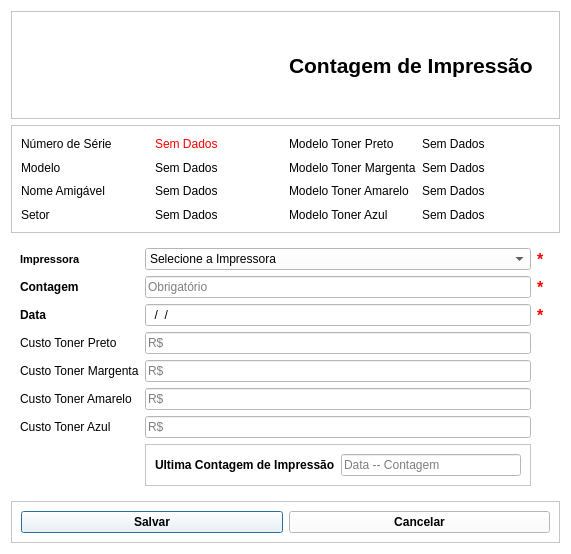
Above: View/Telas/CadastroContagem.ui from Blastoles/ProjetoSCGI before the change. Below: the same form after it.
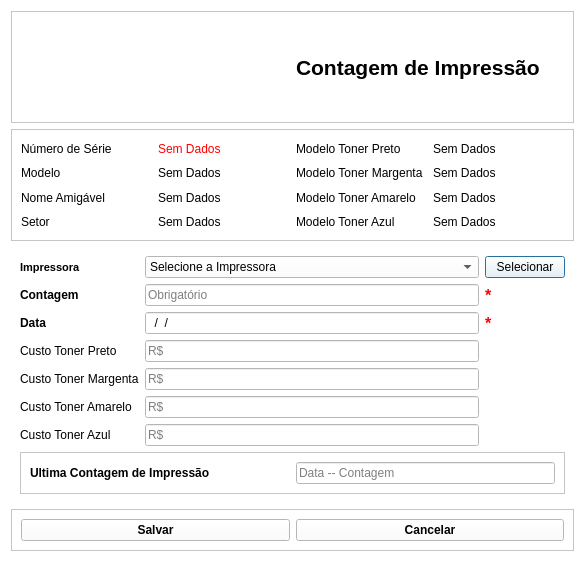
That is the form after the change. Icons and pictures are not drawn.

Patch:
```diff
--- a/View/Telas/CadastroContagem.ui
+++ b/View/Telas/CadastroContagem.ui
@@ -9,8 +9,8 @@
    <rect>
     <x>0</x>
     <y>0</y>
-    <width>571</width>
-    <height>554</height>
+    <width>585</width>
+    <height>562</height>
    </rect>
   </property>
   <property name="acceptDrops">
@@ -22,8 +22,187 @@
   <property name="styleSheet">
    <string notr="true">background-color: rgb(255, 255, 255);</string>
   </property>
-  <layout class="QGridLayout" name="gridLayout_3">
-   <item row="2" column="0">
+  <layout class="QVBoxLayout" name="verticalLayout">
+   <item>
+    <widget class="QFrame" name="frame_4">
+     <property name="frameShape">
+      <enum>QFrame::StyledPanel</enum>
+     </property>
+     <property name="frameShadow">
+      <enum>QFrame::Raised</enum>
+     </property>
+     <layout class="QHBoxLayout" name="horizontalLayout">
+      <item>
+       <widget class="QLabel" name="TX_Foto">
+        <property name="sizePolicy">
+         <sizepolicy hsizetype="Minimum" vsizetype="Minimum">
+          <horstretch>0</horstretch>
+          <verstretch>0</verstretch>
+         </sizepolicy>
+        </property>
+        <property name="text">
+         <string/>
+        </property>
+        <property name="pixmap">
+         <pixmap>../Arte/copy_paste_document_file_1557.ico</pixmap>
+        </property>
+        <property name="scaledContents">
+         <bool>false</bool>
+        </property>
+        <property name="alignment">
+         <set>Qt::AlignCenter</set>
+        </property>
+       </widget>
+      </item>
+      <item>
+       <widget class="QLabel" name="TX_Titulo">
+        <property name="font">
+         <font>
+          <family>Arial</family>
+          <pointsize>16</pointsize>
+          <weight>75</weight>
+          <bold>true</bold>
+         </font>
+        </property>
+        <property name="text">
+         <string>Contagem de Impressão</string>
+        </property>
+        <property name="alignment">
+         <set>Qt::AlignLeading|Qt::AlignLeft|Qt::AlignVCenter</set>
+        </property>
+       </widget>
+      </item>
+     </layout>
+    </widget>
+   </item>
+   <item>
+    <widget class="QFrame" name="frame_3">
+     <property name="frameShape">
+      <enum>QFrame::StyledPanel</enum>
+     </property>
+     <property name="frameShadow">
+      <enum>QFrame::Raised</enum>
+     </property>
+     <layout class="QGridLayout" name="gridLayout_4">
+      <item row="2" column="0">
+       <widget class="QLabel" name="TX_Modelo">
+        <property name="text">
+         <string>Modelo</string>
+        </property>
+       </widget>
+      </item>
+      <item row="3" column="1">
+       <widget class="QLabel" name="Info_Amigavel">
+        <property name="text">
+         <string>Sem Dados</string>
+        </property>
+       </widget>
+      </item>
+      <item row="3" column="0">
+       <widget class="QLabel" name="TX_Amigavel">
+        <property name="text">
+         <string>Nome Amigável</string>
+        </property>
+       </widget>
+      </item>
+      <item row="2" column="1">
+       <widget class="QLabel" name="Info_Modelo">
+        <property name="text">
+         <string>Sem Dados</string>
+        </property>
+       </widget>
+      </item>
+      <item row="5" column="0">
+       <widget class="QLabel" name="TX_Setor">
+        <property name="text">
+         <string>Setor</string>
+        </property>
+       </widget>
+      </item>
+      <item row="0" column="2">
+       <widget class="QLabel" name="TX_MPreto">
+        <property name="text">
+         <string>Modelo Toner Preto</string>
+        </property>
+       </widget>
+      </item>
+      <item row="5" column="1">
+       <widget class="QLabel" name="Info_Setor">
+        <property name="text">
+         <string>Sem Dados</string>
+        </property>
+       </widget>
+      </item>
+      <item row="5" column="2">
+       <widget class="QLabel" name="TX_MAzul">
+        <property name="text">
+         <string>Modelo Toner Azul</string>
+        </property>
+       </widget>
+      </item>
+      <item row="5" column="3">
+       <widget class="QLabel" name="Info_MAzul">
+        <property name="text">
+         <string>Sem Dados</string>
+        </property>
+       </widget>
+      </item>
+      <item row="3" column="3">
+       <widget class="QLabel" name="Info_MAmarelo">
+        <property name="text">
+         <string>Sem Dados</string>
+        </property>
+       </widget>
+      </item>
+      <item row="2" column="2">
+       <widget class="QLabel" name="TX_MMargenta">
+        <property name="text">
+         <string>Modelo Toner Margenta</string>
+        </property>
+       </widget>
+      </item>
+      <item row="0" column="3">
+       <widget class="QLabel" name="Info_MPreto">
+        <property name="text">
+         <string>Sem Dados</string>
+        </property>
+       </widget>
+      </item>
+      <item row="2" column="3">
+       <widget class="QLabel" name="Info_MMargenta">
+        <property name="text">
+         <string>Sem Dados</string>
+        </property>
+       </widget>
+      </item>
+      <item row="0" column="1">
+       <widget class="QLabel" name="Info_Num">
+        <property name="styleSheet">
+         <string notr="true">color: rgb(255, 0, 0);</string>
+        </property>
+        <property name="text">
+         <string>Sem Dados</string>
+        </property>
+       </widget>
+      </item>
+      <item row="0" column="0">
+       <widget class="QLabel" name="TX_Num">
+        <property name="text">
+         <string>Número de Série</string>
+        </property>
+       </widget>
+      </item>
+      <item row="3" column="2">
+       <widget class="QLabel" name="TX_MAmarelo">
+        <property name="text">
+         <string>Modelo Toner Amarelo</string>
+        </property>
+       </widget>
+      </item>
+     </layout>
+    </widget>
+   </item>
+   <item>
     <layout class="QGridLayout" name="gridLayout">
      <item row="1" column="0">
       <widget class="QFrame" name="frame">
@@ -43,106 +222,10 @@
         <enum>QFrame::Plain</enum>
        </property>
        <layout class="QGridLayout" name="gridLayout_2">
-        <item row="3" column="1">
-         <widget class="QLineEdit" name="CP_Data">
-          <property name="font">
-           <font>
-            <family>Arial</family>
-           </font>
-          </property>
-          <property name="whatsThis">
-           <string/>
-          </property>
-          <property name="inputMask">
-           <string>99/99/9999</string>
-          </property>
+        <item row="5" column="0">
+         <widget class="QLabel" name="TX_CPreto">
           <property name="text">
-           <string>//</string>
-          </property>
-          <property name="echoMode">
-           <enum>QLineEdit::Normal</enum>
-          </property>
-          <property name="placeholderText">
-           <string/>
-          </property>
-         </widget>
-        </item>
-        <item row="1" column="2">
-         <widget class="QLabel" name="TX_Iobrigatorio">
-          <property name="font">
-           <font>
-            <family>Arial</family>
-            <pointsize>12</pointsize>
-            <weight>75</weight>
-            <bold>true</bold>
-           </font>
-          </property>
-          <property name="styleSheet">
-           <string notr="true">color: rgb(255, 0, 0);</string>
-          </property>
-          <property name="text">
-           <string>*</string>
-          </property>
-         </widget>
-        </item>
-        <item row="2" column="1">
-         <widget class="QLineEdit" name="CP_Contagem">
-          <property name="font">
-           <font>
-            <family>Arial</family>
-           </font>
-          </property>
-          <property name="placeholderText">
-           <string>Obrigatório</string>
-          </property>
-         </widget>
-        </item>
-        <item row="3" column="0">
-         <widget class="QLabel" name="TX_Data">
-          <property name="font">
-           <font>
-            <family>Arial</family>
-            <weight>75</weight>
-            <bold>true</bold>
-           </font>
-          </property>
-          <property name="text">
-           <string>Data</string>
-          </property>
-         </widget>
-        </item>
-        <item row="2" column="2">
-         <widget class="QLabel" name="TX_Cobrigatorio">
-          <property name="font">
-           <font>
-            <family>Arial</family>
-            <pointsize>12</pointsize>
-            <weight>75</weight>
-            <bold>true</bold>
-           </font>
-          </property>
-          <property name="whatsThis">
-           <string>&lt;html&gt;&lt;head/&gt;&lt;body&gt;&lt;p&gt;&lt;br/&gt;&lt;/p&gt;&lt;/body&gt;&lt;/html&gt;</string>
-          </property>
-          <property name="styleSheet">
-           <string notr="true">color: rgb(255, 0, 0);</string>
-          </property>
-          <property name="text">
-           <string>*</string>
-          </property>
-         </widget>
-        </item>
-        <item row="2" column="0">
-         <widget class="QLabel" name="TX_Contagem">
-          <property name="font">
-           <font>
-            <family>Arial</family>
-            <weight>75</weight>
-            <bold>true</bold>
-           </font>
-          </property>
-          <property name="text">
-           <string>Contagem</string>
+           <string>Custo Toner Preto</string>
           </property>
          </widget>
         </item>
@@ -166,17 +249,17 @@
           </item>
          </widget>
         </item>
-        <item row="6" column="0">
-         <widget class="QLabel" name="TX_CAmarelo">
-          <property name="text">
-           <string>Custo Toner Amarelo</string>
+        <item row="3" column="0">
+         <widget class="QLabel" name="TX_Contagem">
+          <property name="font">
+           <font>
+            <family>Arial</family>
+            <weight>75</weight>
+            <bold>true</bold>
+           </font>
           </property>
-         </widget>
-        </item>
-        <item row="5" column="0">
-         <widget class="QLabel" name="TX_CMargenta">
           <property name="text">
-           <string>Custo Toner Margenta</string>
+           <string>Contagem</string>
           </property>
          </widget>
         </item>
@@ -195,7 +278,187 @@
           </property>
          </widget>
         </item>
+        <item row="7" column="0">
+         <widget class="QLabel" name="TX_CAmarelo">
+          <property name="text">
+           <string>Custo Toner Amarelo</string>
+          </property>
+         </widget>
+        </item>
+        <item row="6" column="0">
+         <widget class="QLabel" name="TX_CMargenta">
+          <property name="text">
+           <string>Custo Toner Margenta</string>
+          </property>
+         </widget>
+        </item>
+        <item row="8" column="0">
+         <widget class="QLabel" name="TX_CAzul">
+          <property name="text">
+           <string>Custo Toner Azul</string>
+          </property>
+         </widget>
+        </item>
+        <item row="4" column="0">
+         <widget class="QLabel" name="TX_Data">
+          <property name="font">
+           <font>
+            <family>Arial</family>
+            <weight>75</weight>
+            <bold>true</bold>
+           </font>
+          </property>
+          <property name="text">
+           <string>Data</string>
+          </property>
+         </widget>
+        </item>
+        <item row="1" column="2">
+         <widget class="QPushButton" name="BT_Selecionar">
+          <property name="text">
+           <string>Selecionar</string>
+          </property>
+         </widget>
+        </item>
+        <item row="3" column="1">
+         <widget class="QLineEdit" name="CP_Contagem">
+          <property name="font">
+           <font>
+            <family>Arial</family>
+           </font>
+          </property>
+          <property name="placeholderText">
+           <string>Obrigatório</string>
+          </property>
+         </widget>
+        </item>
+        <item row="3" column="2">
+         <widget class="QLabel" name="TX_Dobrigatorio">
+          <property name="font">
+           <font>
+            <family>Arial</family>
+            <pointsize>12</pointsize>
+            <weight>75</weight>
+            <bold>true</bold>
+           </font>
+          </property>
+          <property name="styleSheet">
+           <string notr="true">color: rgb(255, 0, 0);</string>
+          </property>
+          <property name="text">
+           <string>*</string>
+          </property>
+         </widget>
+        </item>
+        <item row="4" column="1">
+         <widget class="QLineEdit" name="CP_Data">
+          <property name="font">
+           <font>
+            <family>Arial</family>
+           </font>
+          </property>
+          <property name="whatsThis">
+           <string/>
+          </property>
+          <property name="inputMask">
+           <string>99/99/9999</string>
+          </property>
+          <property name="text">
+           <string>//</string>
+          </property>
+          <property name="echoMode">
+           <enum>QLineEdit::Normal</enum>
+          </property>
+          <property name="placeholderText">
+           <string/>
+          </property>
+         </widget>
+        </item>
+        <item row="4" column="2">
+         <widget class="QLabel" name="TX_Cobrigatorio">
+          <property name="font">
+           <font>
+            <family>Arial</family>
+            <pointsize>12</pointsize>
+            <weight>75</weight>
+            <bold>true</bold>
+           </font>
+          </property>
+          <property name="whatsThis">
+           <string>&lt;html&gt;&lt;head/&gt;&lt;body&gt;&lt;p&gt;&lt;br/&gt;&lt;/p&gt;&lt;/body&gt;&lt;/html&gt;</string>
+          </property>
+          <property name="styleSheet">
+           <string notr="true">color: rgb(255, 0, 0);</string>
+          </property>
+          <property name="text">
+           <string>*</string>
+          </property>
+         </widget>
+        </item>
+        <item row="5" column="1">
+         <widget class="QLineEdit" name="CP_CPreto">
+          <property name="font">
+           <font>
+            <family>Arial</family>
+           </font>
+          </property>
+          <property name="autoFillBackground">
+           <bool>false</bool>
+          </property>
+          <property name="inputMask">
+           <string/>
+          </property>
+          <property name="text">
+           <string/>
+          </property>
+          <property name="maxLength">
+           <number>32767</number>
+          </property>
+          <property name="dragEnabled">
+           <bool>false</bool>
+          </property>
+          <property name="readOnly">
+           <bool>false</bool>
+          </property>
+          <property name="placeholderText">
+           <string>R$</string>
+          </property>
+          <property name="clearButtonEnabled">
+           <bool>false</bool>
+          </property>
+         </widget>
+        </item>
+        <item row="6" column="1">
+         <widget class="QLineEdit" name="CP_CMargenta">
+          <property name="font">
+           <font>
+            <family>Arial</family>
+           </font>
+          </property>
+          <property name="inputMask">
+           <string/>
+          </property>
+          <property name="placeholderText">
+           <string>R$</string>
+          </property>
+         </widget>
+        </item>
         <item row="7" column="1">
+         <widget class="QLineEdit" name="CP_CAmarelo">
+          <property name="font">
+           <font>
+            <family>Arial</family>
+           </font>
+          </property>
+          <property name="inputMask">
+           <string/>
+          </property>
+          <property name="placeholderText">
+           <string>R$</string>
+          </property>
+         </widget>
+        </item>
+        <item row="8" column="1">
          <widget class="QLineEdit" name="CP_CAzul">
           <property name="font">
            <font>
@@ -231,69 +494,7 @@
           </property>
          </widget>
         </item>
-        <item row="7" column="0">
-         <widget class="QLabel" name="TX_CAzul">
-          <property name="text">
-           <string>Custo Toner Azul</string>
-          </property>
-         </widget>
-        </item>
-        <item row="6" column="1">
-         <widget class="QLineEdit" name="CP_CAmarelo">
-          <property name="font">
-           <font>
-            <family>Arial</family>
-           </font>
-          </property>
-          <property name="inputMask">
-           <string/>
-          </property>
-          <property name="placeholderText">
-           <string>R$</string>
-          </property>
-         </widget>
-        </item>
-        <item row="5" column="1">
-         <widget class="QLineEdit" name="CP_CMargenta">
-          <property name="font">
-           <font>
-            <family>Arial</family>
-           </font>
-          </property>
-          <property name="inputMask">
-           <string/>
-          </property>
-          <property name="placeholderText">
-           <string>R$</string>
-          </property>
-         </widget>
-        </item>
-        <item row="4" column="0">
-         <widget class="QLabel" name="TX_CPreto">
-          <property name="text">
-           <string>Custo Toner Preto</string>
-          </property>
-         </widget>
-        </item>
-        <item row="3" column="2">
-         <widget class="QLabel" name="TX_Dobrigatorio">
-          <property name="font">
-           <font>
-            <family>Arial</family>
-            <pointsize>12</pointsize>
-            <weight>75</weight>
-            <bold>true</bold>
-           </font>
-          </property>
-          <property name="styleSheet">
-           <string notr="true">color: rgb(255, 0, 0);</string>
-          </property>
-          <property name="text">
-           <string>*</string>
-          </property>
-         </widget>
-        </item>
-        <item row="8" column="1">
+        <item row="9" column="0" colspan="3">
          <widget class="QFrame" name="frame_5">
           <property name="frameShape">
            <enum>QFrame::StyledPanel</enum>
@@ -341,224 +542,12 @@
           </layout>
          </widget>
         </item>
-        <item row="4" column="1">
-         <widget class="QLineEdit" name="CP_CPreto">
-          <property name="font">
-           <font>
-            <family>Arial</family>
-           </font>
-          </property>
-          <property name="autoFillBackground">
-           <bool>false</bool>
-          </property>
-          <property name="inputMask">
-           <string/>
-          </property>
-          <property name="text">
-           <string/>
-          </property>
-          <property name="maxLength">
-           <number>32767</number>
-          </property>
-          <property name="dragEnabled">
-           <bool>false</bool>
-          </property>
-          <property name="readOnly">
-           <bool>false</bool>
-          </property>
-          <property name="placeholderText">
-           <string>R$</string>
-          </property>
-          <property name="clearButtonEnabled">
-           <bool>false</bool>
-          </property>
-         </widget>
-        </item>
        </layout>
       </widget>
      </item>
     </layout>
    </item>
-   <item row="1" column="0" colspan="2">
-    <widget class="QFrame" name="frame_3">
-     <property name="frameShape">
-      <enum>QFrame::StyledPanel</enum>
-     </property>
-     <property name="frameShadow">
-      <enum>QFrame::Raised</enum>
-     </property>
-     <layout class="QGridLayout" name="gridLayout_4">
-      <item row="2" column="1">
-       <widget class="QLabel" name="label_9">
-        <property name="text">
-         <string>Sem Dados</string>
-        </property>
-       </widget>
-      </item>
-      <item row="2" column="0">
-       <widget class="QLabel" name="label_3">
-        <property name="text">
-         <string>Modelo</string>
-        </property>
-       </widget>
-      </item>
-      <item row="3" column="1">
-       <widget class="QLabel" name="label_8">
-        <property name="text">
-         <string>Sem Dados</string>
-        </property>
-       </widget>
-      </item>
-      <item row="3" column="0">
-       <widget class="QLabel" name="label_4">
-        <property name="text">
-         <string>Nome Amigável</string>
-        </property>
-       </widget>
-      </item>
-      <item row="5" column="1">
-       <widget class="QLabel" name="label_10">
-        <property name="text">
-         <string>Sem Dados</string>
-        </property>
-       </widget>
-      </item>
-      <item row="0" column="2">
-       <widget class="QLabel" name="label_5">
-        <property name="text">
-         <string>Modelo Toner Preto</string>
-        </property>
-       </widget>
-      </item>
-      <item row="5" column="0">
-       <widget class="QLabel" name="label_2">
-        <property name="text">
-         <string>Setor</string>
-        </property>
-       </widget>
-      </item>
-      <item row="3" column="3">
-       <widget class="QLabel" name="label_14">
-        <property name="text">
-         <string>Sem Dados</string>
-        </property>
-       </widget>
-      </item>
-      <item row="5" column="3">
-       <widget class="QLabel" name="label_16">
-        <property name="text">
-         <string>Sem Dados</string>
-        </property>
-       </widget>
-      </item>
-      <item row="5" column="2">
-       <widget class="QLabel" name="label_15">
-        <property name="text">
-         <string>Modelo Toner Azul</string>
-        </property>
-       </widget>
-      </item>
-      <item row="0" column="3">
-       <widget class="QLabel" name="label_11">
-        <property name="text">
-         <string>Sem Dados</string>
-        </property>
-       </widget>
-      </item>
-      <item row="2" column="3">
-       <widget class="QLabel" name="label_12">
-        <property name="text">
-         <string>Sem Dados</string>
-        </property>
-       </widget>
-      </item>
-      <item row="2" column="2">
-       <widget class="QLabel" name="label_6">
-        <property name="text">
-         <string>Modelo Toner Margenta</string>
-        </property>
-       </widget>
-      </item>
-      <item row="3" column="2">
-       <widget class="QLabel" name="label_13">
-        <property name="text">
-         <string>Modelo Toner Amarelo</string>
-        </property>
-       </widget>
-      </item>
-      <item row="0" column="1">
-       <widget class="QLabel" name="label_7">
-        <property name="styleSheet">
-         <string notr="true">color: rgb(255, 0, 0);</string>
-        </property>
-        <property name="text">
-         <string>Sem Dados</string>
-        </property>
-       </widget>
-      </item>
-      <item row="0" column="0">
-       <widget class="QLabel" name="label">
-        <property name="text">
-         <string>Número de Série</string>
-        </property>
-       </widget>
-      </item>
-     </layout>
-    </widget>
-   </item>
-   <item row="0" column="0" colspan="2">
-    <widget class="QFrame" name="frame_4">
-     <property name="frameShape">
-      <enum>QFrame::StyledPanel</enum>
-     </property>
-     <property name="frameShadow">
-      <enum>QFrame::Raised</enum>
-     </property>
-     <layout class="QHBoxLayout" name="horizontalLayout">
-      <item>
-       <widget class="QLabel" name="TX_Foto">
-        <property name="sizePolicy">
-         <sizepolicy hsizetype="Minimum" vsizetype="Minimum">
-          <horstretch>0</horstretch>
-          <verstretch>0</verstretch>
-         </sizepolicy>
-        </property>
-        <property name="text">
-         <string/>
-        </property>
-        <property name="pixmap">
-         <pixmap>../Arte/copy_paste_document_file_1557.ico</pixmap>
-        </property>
-        <property name="scaledContents">
-         <bool>false</bool>
-        </property>
-        <property name="alignment">
-         <set>Qt::AlignCenter</set>
-        </property>
-       </widget>
-      </item>
-      <item>
-       <widget class="QLabel" name="TX_Titulo">
-        <property name="font">
-         <font>
-          <family>Arial</family>
-          <pointsize>16</pointsize>
-          <weight>75</weight>
-          <bold>true</bold>
-         </font>
-        </property>
-        <property name="text">
-         <string>Contagem de Impressão</string>
-        </property>
-        <property name="alignment">
-         <set>Qt::AlignLeading|Qt::AlignLeft|Qt::AlignVCenter</set>
-        </property>
-       </widget>
-      </item>
-     </layout>
-    </widget>
-   </item>
-   <item row="3" column="0" colspan="2">
+   <item>
     <widget class="QFrame" name="frame_2">
      <property name="sizePolicy">
       <sizepolicy hsizetype="MinimumExpanding" vsizetype="Maximum">
```
